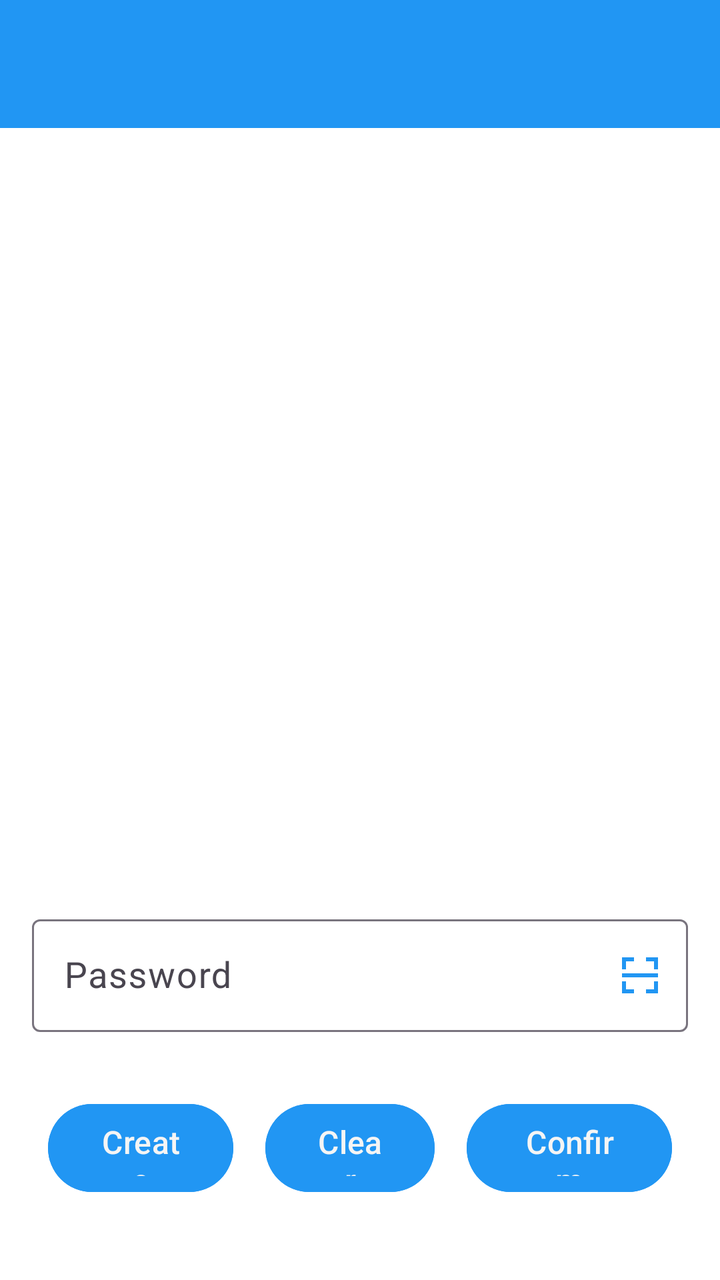
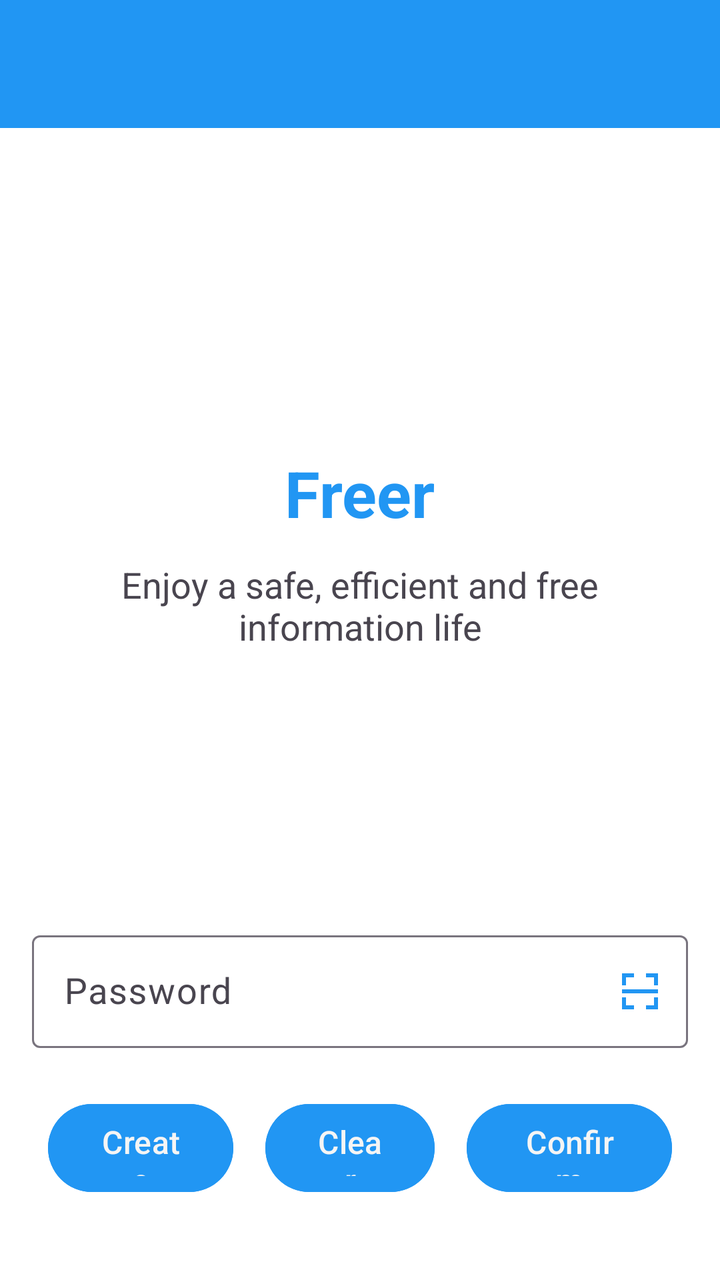

An Android layout rendered at two revisions. The XML below is the earlier revision; the diff shows what the commit changed to produce the second picture.
<!-- AndroidManifest.xml: application theme Theme.Freer -->
<!-- res/layout/activity_check_password.xml -->
<?xml version="1.0" encoding="utf-8"?>
<LinearLayout xmlns:android="http://schemas.android.com/apk/res/android"
    xmlns:app="http://schemas.android.com/apk/res-auto"
    android:layout_width="match_parent"
    android:layout_height="match_parent"
    android:orientation="vertical">

    <include layout="@layout/common_toolbar" />

    <androidx.constraintlayout.widget.ConstraintLayout
        android:layout_width="match_parent"
        android:layout_height="match_parent"
        android:padding="16dp">

        <LinearLayout
            android:id="@+id/button_container"
            android:layout_width="match_parent"
            android:layout_height="wrap_content"
            android:orientation="horizontal"
            app:layout_constraintBottom_toBottomOf="parent"
            android:layout_marginBottom="16dp">

            <Button
                android:id="@+id/create_password_button"
                style="@style/ButtonStyle"
                android:text="@string/create" />

            <Button
                android:id="@+id/clear_button"
                style="@style/ButtonStyle"
                android:text="@string/clear"/>

            <Button
                android:id="@+id/verify_button"
                style="@style/ButtonStyle"
                android:text="@string/confirm"/>

        </LinearLayout>

        <com.google.android.material.textfield.TextInputLayout
            android:id="@+id/passwordInputLayout"
            android:layout_width="match_parent"
            android:layout_height="wrap_content"
            android:layout_marginBottom="24dp"
            app:endIconMode="custom"
            app:endIconDrawable="@drawable/ic_scan"
            app:endIconContentDescription="@string/scan_qr_code"
            app:endIconTint="@color/colorAccent"
            app:layout_constraintBottom_toTopOf="@id/button_container">

            <com.google.android.material.textfield.TextInputEditText
                android:id="@+id/password_input"
                android:layout_width="match_parent"
                android:layout_height="wrap_content"
                android:hint="@string/password_hint"
                android:inputType="textPassword"
                android:textSize="18sp"
                android:padding="16dp"/>

        </com.google.android.material.textfield.TextInputLayout>

    </androidx.constraintlayout.widget.ConstraintLayout>
</LinearLayout>
<!-- res/layout/common_toolbar.xml (included above) -->
<?xml version="1.0" encoding="utf-8"?>
<androidx.appcompat.widget.Toolbar xmlns:android="http://schemas.android.com/apk/res/android"
    xmlns:app="http://schemas.android.com/apk/res-auto"
    android:id="@+id/toolbar"
    android:layout_width="match_parent"
    android:layout_height="?attr/actionBarSize"
    android:background="@color/colorAccent"
    android:theme="@style/ThemeOverlay.Freer.Toolbar">

    <LinearLayout
        android:id="@+id/toolbar_fid_container"
        android:layout_width="wrap_content"
        android:layout_height="match_parent"
        android:layout_gravity="end"
        android:orientation="horizontal"
        android:gravity="center_vertical"
        android:paddingEnd="4dp"
        android:paddingStart="16dp"
        android:visibility="gone"
        android:clickable="true"
        android:focusable="true"
        android:background="?android:attr/selectableItemBackground">

        <TextView
            android:id="@+id/toolbar_fid_text"
            android:layout_width="wrap_content"
            android:layout_height="wrap_content"
            android:layout_marginEnd="8dp"
            android:text="FID123456789..."
            android:textColor="@android:color/white"
            android:textSize="14sp"
            android:maxLines="1"
            android:ellipsize="none" />

        <ImageView
            android:id="@+id/toolbar_avatar"
            android:layout_width="42dp"
            android:layout_height="42dp"
            android:background="@color/colorAccent"
            android:scaleType="centerCrop"
            android:contentDescription="@string/avatar" />

    </LinearLayout>

</androidx.appcompat.widget.Toolbar>
<!-- resources referenced by this layout -->
<resources>
  <color name="colorAccent">#2196F3</color>
  <!-- drawable ic_scan (drawable) -->
  <?xml version="1.0" encoding="utf-8"?>
  <vector xmlns:android="http://schemas.android.com/apk/res/android"
      android:width="24dp"
      android:height="24dp"
      android:viewportWidth="24"
      android:viewportHeight="24"
      android:tint="@color/colorAccent">
      <path
          android:fillColor="@color/text_color"
          android:pathData="M3,3h6v2h-4v4h-2zM3,21h6v-2h-4v-4h-2zM15,21h6v-6h-2v4h-4zM21,3h-6v2h4v4h2z"/>
      <path
          android:fillColor="@color/text_color"
          android:pathData="M3,11h18v2h-18z"/>
  </vector>
  <string name="avatar">Avatar</string>
  <string name="clear">Clear</string>
  <string name="confirm">Confirm</string>
  <string name="create">Create</string>
  <string name="password_hint">Password</string>
  <string name="scan_qr_code">Scan QR Code</string>
  <style name="ButtonStyle">
          <item name="android:textColor">@color/main_background</item>
          <item name="android:backgroundTint">@color/colorAccent</item>
          <item name="android:paddingStart">8dp</item>
          <item name="android:paddingEnd">8dp</item>
          <item name="android:paddingTop">8dp</item>
          <item name="android:paddingBottom">8dp</item>
          <item name="android:textSize">16sp</item>
          <item name="android:textAllCaps">false</item>
          <item name="android:layout_width">wrap_content</item>
          <item name="android:layout_height">@dimen/button_height</item>
          <item name="android:layout_weight">1</item>
          <item name="android:layout_marginStart">4dp</item>
          <item name="android:layout_marginEnd">4dp</item>
          <item name="android:layout_margin">8dp</item>
          <item name="android:layout_gravity">center</item>
      </style>
  <style name="ThemeOverlay.Freer.Toolbar" parent="ThemeOverlay.AppCompat.ActionBar">
          <item name="android:textColorPrimary">@color/main_background</item>
          <item name="android:textColorSecondary">@color/main_background</item>
      </style>
  <style name="Theme.Freer" parent="Base.Theme.Freer" />
  <color name="text_color">#000000</color>
  <color name="main_background">#F5F5F5</color>
  <dimen name="button_height">52dp</dimen>
  <style name="Base.Theme.Freer" parent="Theme.Material3.DayNight.NoActionBar">
          <item name="colorPrimary">#2196F3</item>
          <item name="colorAccent">#2196F3</item>
          <item name="android:windowBackground">#FFFFFF</item>
          
          <item name="android:windowLayoutInDisplayCutoutMode">shortEdges</item>
          <item name="android:enforceNavigationBarContrast">false</item>
          <item name="android:enforceStatusBarContrast">false</item>
          <item name="android:statusBarColor">@android:color/transparent</item>
          <item name="android:navigationBarColor">@android:color/transparent</item>
          <item name="android:windowLightStatusBar">true</item>
          <item name="android:windowLightNavigationBar">true</item>
      </style>
</resources>

<!-- the commit's change to res/layout/activity_check_password.xml (unified diff, before → after) -->
@@ -1,16 +1,79 @@
 <?xml version="1.0" encoding="utf-8"?>
-<LinearLayout xmlns:android="http://schemas.android.com/apk/res/android"
+<ScrollView xmlns:android="http://schemas.android.com/apk/res/android"
     xmlns:app="http://schemas.android.com/apk/res-auto"
     android:layout_width="match_parent"
     android:layout_height="match_parent"
-    android:orientation="vertical">
+    android:fillViewport="true">
 
-    <include layout="@layout/common_toolbar" />
+    <LinearLayout
+        android:layout_width="match_parent"
+        android:layout_height="wrap_content"
+        android:orientation="vertical">
 
-    <androidx.constraintlayout.widget.ConstraintLayout
-        android:layout_width="match_parent"
-        android:layout_height="match_parent"
-        android:padding="16dp">
+        <include layout="@layout/common_toolbar" />
+
+        <androidx.constraintlayout.widget.ConstraintLayout
+            android:layout_width="match_parent"
+            android:layout_height="0dp"
+            android:layout_weight="1"
+            android:padding="16dp">
+
+            
+            <LinearLayout
+                android:id="@+id/branding_container"
+                android:layout_width="match_parent"
+                android:layout_height="0dp"
+                android:minHeight="100dp"
+                android:orientation="vertical"
+                android:gravity="center"
+                android:paddingTop="16dp"
+                android:paddingBottom="8dp"
+                app:layout_constraintTop_toTopOf="parent"
+                app:layout_constraintBottom_toTopOf="@id/passwordInputLayout"
+                app:layout_constraintVertical_bias="0.3">
+
+                <TextView
+                    android:id="@+id/app_name_text"
+                    android:layout_width="wrap_content"
+                    android:layout_height="wrap_content"
+                    android:text="@string/app_name"
+                    android:textSize="32sp"
+                    android:textStyle="bold"
+                    android:textColor="?attr/colorPrimary" />
+
+                <TextView
+                    android:id="@+id/app_slogan_text"
+                    android:layout_width="wrap_content"
+                    android:layout_height="wrap_content"
+                    android:text="@string/app_slogan"
+                    android:textSize="18sp"
+                    android:layout_marginTop="12dp"
+                    android:textColor="?android:attr/textColorSecondary"
+                    android:gravity="center" />
+
+            </LinearLayout>
+
+        <com.google.android.material.textfield.TextInputLayout
+            android:id="@+id/passwordInputLayout"
+            android:layout_width="match_parent"
+            android:layout_height="wrap_content"
+            android:layout_marginBottom="16dp"
+            app:endIconMode="custom"
+            app:endIconDrawable="@drawable/ic_scan"
+            app:endIconContentDescription="@string/scan_qr_code"
+            app:endIconTint="@color/accent"
+            app:layout_constraintBottom_toTopOf="@id/button_container">
+
+            <com.google.android.material.textfield.TextInputEditText
+                android:id="@+id/password_input"
+                android:layout_width="match_parent"
+                android:layout_height="wrap_content"
+                android:hint="@string/password_hint"
+                android:inputType="textPassword"
+                android:textSize="18sp"
+                android:padding="16dp"/>
+
+        </com.google.android.material.textfield.TextInputLayout>
 
         <LinearLayout
             android:id="@+id/button_container"
@@ -35,32 +98,13 @@
                 style="@style/ButtonStyle"
                 android:text="@string/confirm"/>
 
+
         </LinearLayout>
 
-        <com.google.android.material.textfield.TextInputLayout
-            android:id="@+id/passwordInputLayout"
-            android:layout_width="match_parent"
-            android:layout_height="wrap_content"
-            android:layout_marginBottom="24dp"
-            app:endIconMode="custom"
-            app:endIconDrawable="@drawable/ic_scan"
-            app:endIconContentDescription="@string/scan_qr_code"
-            app:endIconTint="@color/colorAccent"
-            app:layout_constraintBottom_toTopOf="@id/button_container">
+        </androidx.constraintlayout.widget.ConstraintLayout>
 
-            <com.google.android.material.textfield.TextInputEditText
-                android:id="@+id/password_input"
-                android:layout_width="match_parent"
-                android:layout_height="wrap_content"
-                android:hint="@string/password_hint"
-                android:inputType="textPassword"
-                android:textSize="18sp"
-                android:padding="16dp"/>
-
-        </com.google.android.material.textfield.TextInputLayout>
-
-    </androidx.constraintlayout.widget.ConstraintLayout>
-</LinearLayout>
+    </LinearLayout>
+</ScrollView>
 <!-- res/layout/common_toolbar.xml (included above) -->
 <?xml version="1.0" encoding="utf-8"?>
 <androidx.appcompat.widget.Toolbar xmlns:android="http://schemas.android.com/apk/res/android"
@@ -68,7 +112,7 @@
     android:id="@+id/toolbar"
     android:layout_width="match_parent"
     android:layout_height="?attr/actionBarSize"
-    android:background="@color/colorAccent"
+    android:background="@color/accent"
     android:theme="@style/ThemeOverlay.Freer.Toolbar">
 
     <LinearLayout
@@ -77,30 +121,31 @@
         android:layout_height="match_parent"
         android:layout_gravity="end"
         android:orientation="horizontal"
-        android:gravity="center_vertical"
-        android:paddingEnd="4dp"
-        android:paddingStart="16dp"
+        android:gravity="end|center_vertical"
         android:visibility="gone"
         android:clickable="true"
         android:focusable="true"
+        android:paddingStart="8dp"
+        android:paddingEnd="16dp"
         android:background="?android:attr/selectableItemBackground">
 
         <TextView
             android:id="@+id/toolbar_fid_text"
-            android:layout_width="wrap_content"
+            android:layout_width="130dp"
             android:layout_height="wrap_content"
-            android:layout_marginEnd="8dp"
-            android:text="FID123456789..."
-            android:textColor="@android:color/white"
+            android:textColor="@color/main_background"
+            android:paddingStart="8dp"
+            android:paddingEnd="4dp"
             android:textSize="14sp"
             android:maxLines="1"
-            android:ellipsize="none" />
+            android:gravity="end"
+            android:ellipsize="middle" />
 
         <ImageView
             android:id="@+id/toolbar_avatar"
             android:layout_width="42dp"
             android:layout_height="42dp"
-            android:background="@color/colorAccent"
+            android:background="@color/accent"
             android:scaleType="centerCrop"
             android:contentDescription="@string/avatar" />
 
<!-- resource entries referenced after the edit -->
@@ -1,6 +1,6 @@
 <!-- resources referenced by this layout -->
 <resources>
-  <color name="colorAccent">#2196F3</color>
+  <color name="accent">#2196F3</color>
   <!-- drawable ic_scan (drawable) -->
   <?xml version="1.0" encoding="utf-8"?>
   <vector xmlns:android="http://schemas.android.com/apk/res/android"
@@ -8,14 +8,16 @@
       android:height="24dp"
       android:viewportWidth="24"
       android:viewportHeight="24"
-      android:tint="@color/colorAccent">
+      android:tint="@color/accent">
       <path
-          android:fillColor="@color/text_color"
+          android:fillColor="@color/text"
           android:pathData="M3,3h6v2h-4v4h-2zM3,21h6v-2h-4v-4h-2zM15,21h6v-6h-2v4h-4zM21,3h-6v2h4v4h2z"/>
       <path
-          android:fillColor="@color/text_color"
+          android:fillColor="@color/text"
           android:pathData="M3,11h18v2h-18z"/>
   </vector>
+  <string name="app_name">Freer</string>
+  <string name="app_slogan">Enjoy a safe, efficient and free information life</string>
   <string name="avatar">Avatar</string>
   <string name="clear">Clear</string>
   <string name="confirm">Confirm</string>
@@ -24,7 +26,7 @@
   <string name="scan_qr_code">Scan QR Code</string>
   <style name="ButtonStyle">
           <item name="android:textColor">@color/main_background</item>
-          <item name="android:backgroundTint">@color/colorAccent</item>
+          <item name="android:backgroundTint">@color/accent</item>
           <item name="android:paddingStart">8dp</item>
           <item name="android:paddingEnd">8dp</item>
           <item name="android:paddingTop">8dp</item>
@@ -44,7 +46,7 @@
           <item name="android:textColorSecondary">@color/main_background</item>
       </style>
   <style name="Theme.Freer" parent="Base.Theme.Freer" />
-  <color name="text_color">#000000</color>
+  <color name="text">#000000</color>
   <color name="main_background">#F5F5F5</color>
   <dimen name="button_height">52dp</dimen>
   <style name="Base.Theme.Freer" parent="Theme.Material3.DayNight.NoActionBar">
